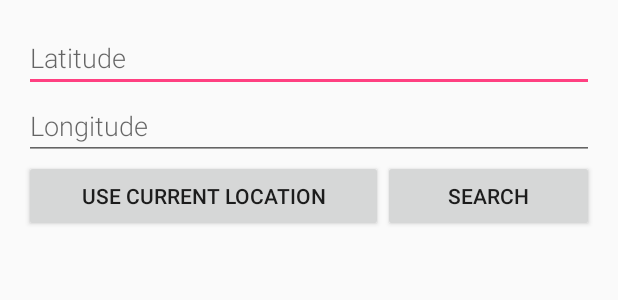
After one commit to MorganMWJ/surf_spot_project, an Android app: the layout navigation_drawer.xml on its own in the app's theme, with its tools: preview values and no code run, on a phone screen of 412 x 824 dp. The commit adds this screen. Shown: the top 300 px of the screen. Run offline under Robolectric (Android 15) with nearby library versions, the phone set to English and light mode, and no system bars.

Commit message:
Migrated to Androidx

```diff
--- a/app/src/main/java/com/example/morgan/surf_spot_app/model/Place.java
+++ b/app/src/main/java/com/example/morgan/surf_spot_app/model/Place.java
@@ -3,9 +3,9 @@ package com.example.morgan.surf_spot_app.model;
 
 import android.os.Parcel;
 import android.os.Parcelable;
-import android.support.annotation.NonNull;
 
 import com.google.gson.annotations.SerializedName;
+import androidx.annotation.NonNull;
 
 public class Place implements Comparable<Place>, Parcelable{
 
--- a/app/src/main/res/layout/activity_main.xml
+++ b/app/src/main/res/layout/activity_main.xml
@@ -64,7 +64,7 @@
         android:layout_column="0"
         android:layout_columnSpan="2"
         android:layout_row="2"
-        android:background="?attr/colorPrimary" />
+        android:background="@color/colorPrimary" />
 
 
     <TextView
@@ -77,7 +77,7 @@
         android:visibility="gone"/>
 
 
-    <android.support.v7.widget.RecyclerView
+    <androidx.recyclerview.widget.RecyclerView
         android:id="@+id/place_list"
         android:layout_width="match_parent"
         android:layout_height="match_parent"
--- /dev/null
+++ b/app/src/main/res/layout/navigation_drawer.xml
@@ -0,0 +1,51 @@
+<GridLayout android:id="@+id/search_section_layout"
+    android:layout_width="match_parent"
+    android:layout_height="wrap_content"
+    android:layout_gravity="center_horizontal"
+    android:columnCount="2"
+    android:rowCount="3"
+    android:layout_margin="@dimen/big_padding"
+    xmlns:android="http://schemas.android.com/apk/res/android">
+
+    <EditText
+        android:id="@+id/edit_lat"
+        android:layout_width="wrap_content"
+        android:layout_height="wrap_content"
+        android:layout_row="0"
+        android:layout_column="0"
+        android:layout_columnSpan="2"
+        android:layout_columnWeight="1"
+        android:fontFamily="sans-serif-light"
+        android:hint="Latitude"
+        android:inputType="numberDecimal|numberSigned" />
+
+    <EditText
+        android:id="@+id/edit_long"
+        android:layout_width="wrap_content"
+        android:layout_height="wrap_content"
+        android:layout_row="1"
+        android:layout_column="0"
+        android:layout_columnSpan="2"
+        android:layout_columnWeight="1"
+        android:fontFamily="sans-serif-light"
+        android:hint="Longitude"
+        android:inputType="numberDecimal|numberSigned"/>
+
+    <Button
+        android:id="@+id/load_location_button"
+        android:layout_width="wrap_content"
+        android:layout_height="wrap_content"
+        android:layout_row="2"
+        android:layout_column="0"
+        android:layout_columnWeight="1"
+        android:text="@string/load_location_button_text" />
+
+    <Button
+        android:id="@+id/run_search_button"
+        android:layout_width="wrap_content"
+        android:layout_height="wrap_content"
+        android:layout_row="2"
+        android:layout_column="1"
+        android:layout_columnWeight="1"
+        android:text="@string/search_button_text"/>
+</GridLayout>
--- a/app/src/main/res/layout/recycler_view_place_item.xml
+++ b/app/src/main/res/layout/recycler_view_place_item.xml
@@ -1,5 +1,5 @@
 <?xml version="1.0" encoding="utf-8"?>
-<android.support.v7.widget.CardView xmlns:app="http://schemas.android.com/apk/res-auto"
+<androidx.cardview.widget.CardView xmlns:app="http://schemas.android.com/apk/res-auto"
     xmlns:android="http://schemas.android.com/apk/res/android"
     android:layout_width="wrap_content"
     android:layout_height="wrap_content"
@@ -42,4 +42,4 @@
             android:textColor="#A9A9A9"/>
 
     </RelativeLayout>
-</android.support.v7.widget.CardView>
+</androidx.cardview.widget.CardView>
--- a/build.gradle
+++ b/build.gradle
@@ -1,13 +1,13 @@
 // Top-level build file where you can add configuration options common to all sub-projects/modules.
 
 buildscript {
-    ext.kotlin_version = '1.2.50'
+    ext.kotlin_version = '1.3.10'
     repositories {
         google()
         jcenter()
     }
     dependencies {
-        classpath 'com.android.tools.build:gradle:3.1.4'
+        classpath 'com.android.tools.build:gradle:3.6.3'
         classpath "org.jetbrains.kotlin:kotlin-gradle-plugin:$kotlin_version"
 
         // NOTE: Do not place your application dependencies here; they belong
--- a/gradle.properties
+++ b/gradle.properties
@@ -11,3 +11,5 @@ org.gradle.jvmargs=-Xmx1536m
 # This option should only be used with decoupled projects. More details, visit
 # http://www.gradle.org/docs/current/userguide/multi_project_builds.html#sec:decoupled_projects
 # org.gradle.parallel=true
+android.useAndroidX=true
+android.enableJetifier=true
```
Also changed, not shown: app/build.gradle (+17 -4 lines), app/src/main/java/com/example/morgan/surf_spot_app/ui/MainActivity.kt (+24 -23 lines), app/src/main/java/com/example/morgan/surf_spot_app/ui/PlacesRecyclerWithListAdapter.java (+3 -4 lines), gradle/wrapper/gradle-wrapper.properties.
